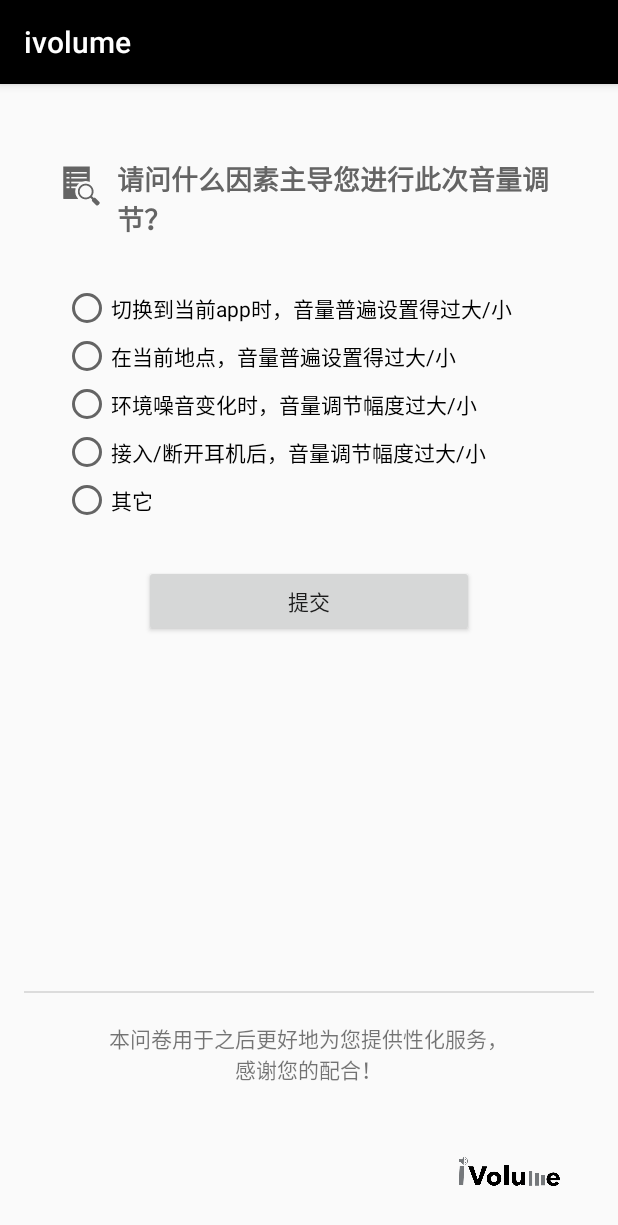
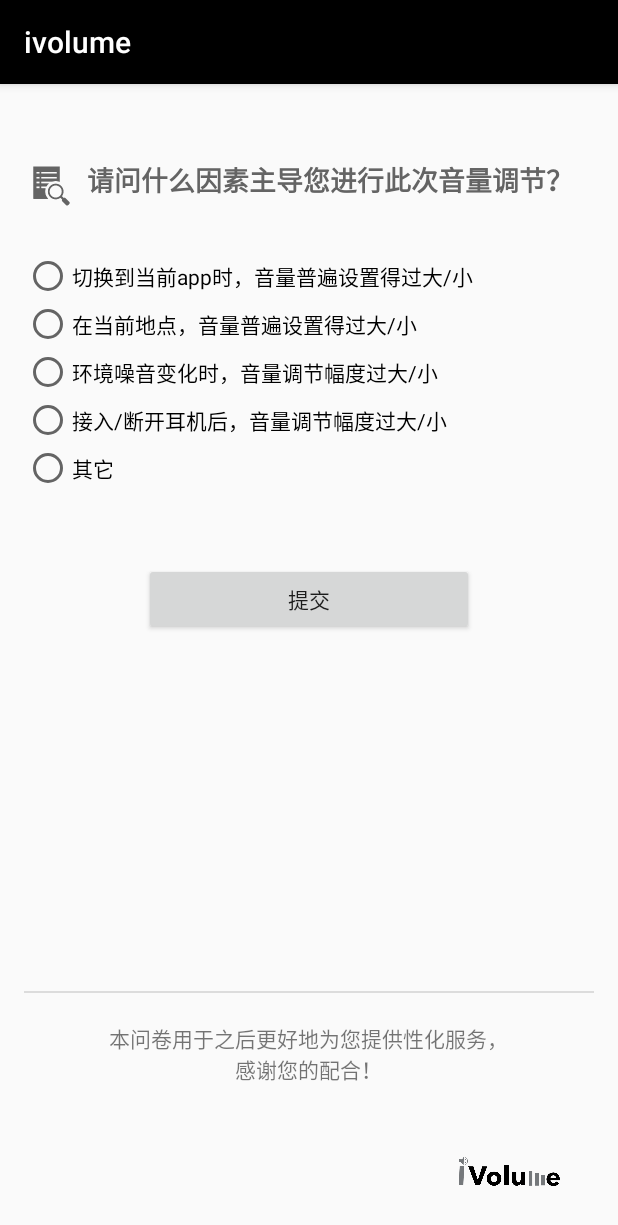
Before and after one commit to meiyu/iVolume, an Android app: the Questionnaire_Activity screen opened directly, with no data from a screen before it, on a phone screen of 412 x 824 dp. Shown: the top 1225 px of the screen. Run offline under Robolectric (Android 15) with nearby library versions, the light colour scheme and no system bars.

Commit message:
fix 问卷ui layout

```diff
--- a/app/src/main/res/layout/activity_questionnaire.xml
+++ b/app/src/main/res/layout/activity_questionnaire.xml
@@ -18,7 +18,6 @@
             android:layout_alignParentTop="true"
             android:layout_centerHorizontal="true"
             android:orientation="horizontal"
-            android:paddingHorizontal="20dp"
             android:paddingTop="50dp"
             android:paddingBottom="30dp">
 
@@ -62,10 +61,10 @@
 
         <RadioGroup
             android:id="@+id/radioGroup"
-            android:layout_width="327dp"
+            android:layout_width="match_parent"
             android:layout_height="187dp"
             android:layout_below="@id/top1"
-            android:layout_centerHorizontal="true">
+            android:layout_marginBottom="20dp">
 
             <RadioButton
                 android:id="@+id/selectButton1"
@@ -118,7 +117,6 @@
 
         </RadioGroup>
 
-
         <Button
             android:id="@+id/button5"
             android:layout_width="220dp"
```
